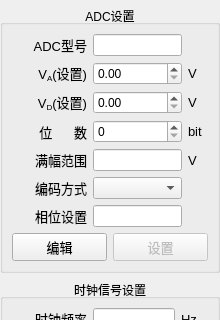
The window that soft/zebra-scope/ControlPanel.ui (Quenii/ADCEVM) describes before a commit, drawn with Qt 5; both pictures show x 0 to 220 and y 138 to 458 of the 220 by 1060 pixel window.
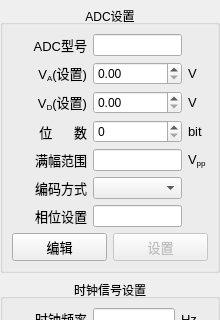
The same window after the commit.

Patch:
```diff
--- a/soft/zebra-scope/ControlPanel.ui
+++ b/soft/zebra-scope/ControlPanel.ui
@@ -294,7 +294,7 @@
            </font>
           </property>
           <property name="text">
-           <string>V</string>
+           <string>V&lt;sub&gt;pp&lt;/sub&gt;</string>
           </property>
          </widget>
         </item>
```
Left out of the diff: 6 changed lines with no effect on the pictures.
